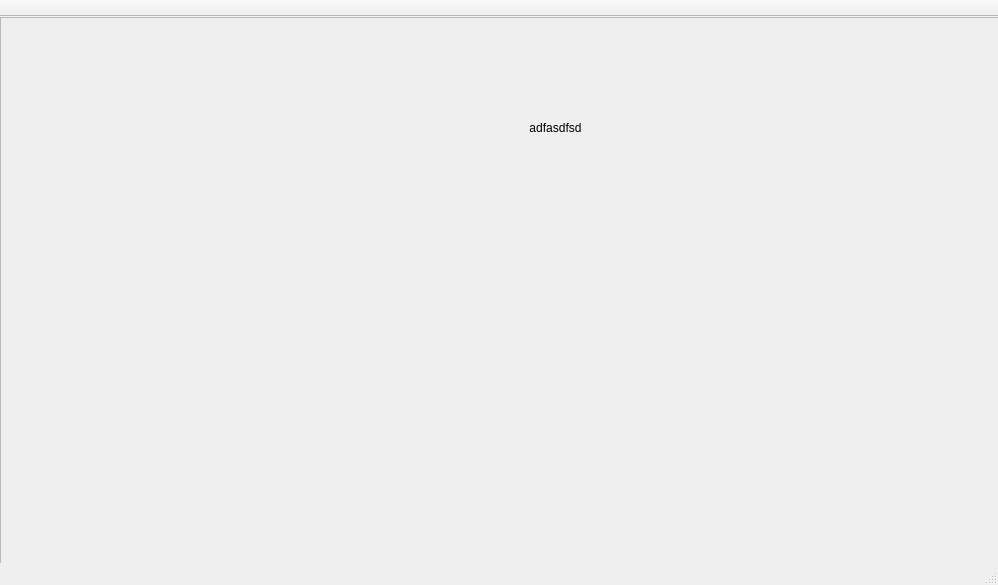
Above: BodegueroHero/mainwindow.ui from ErickHernandez/BodegueroHero before the change. Below: the same form after it.
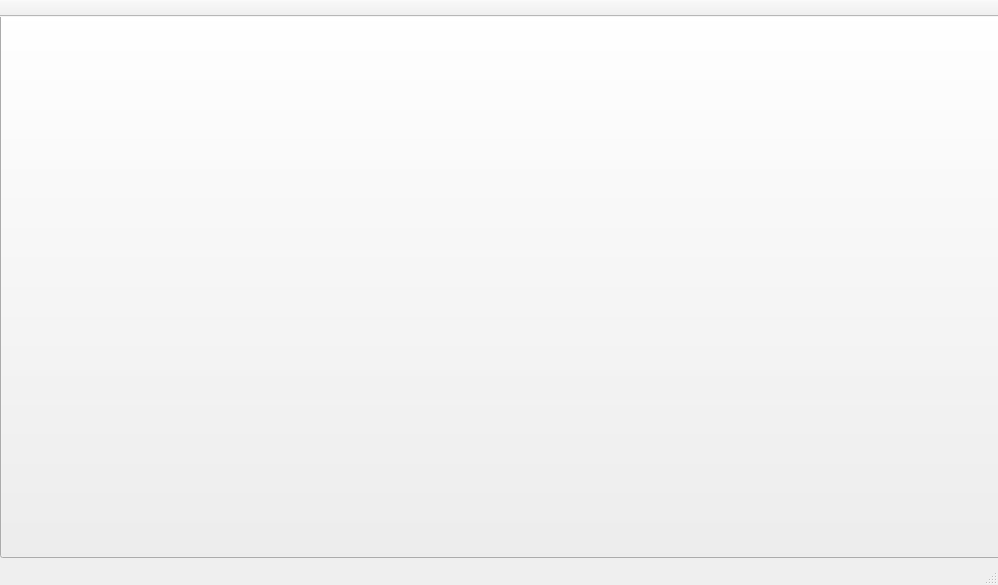
That is the form after the change. Icons and pictures are not drawn.

What changed in the file:
```diff
--- a/BodegueroHero/mainwindow.ui
+++ b/BodegueroHero/mainwindow.ui
@@ -33,50 +33,18 @@
      <number>0</number>
     </property>
     <widget class="QWidget" name="page">
-     <widget class="QFrame" name="frame">
+     <widget class="QPushButton" name="cmdStart">
       <property name="geometry">
        <rect>
         <x>0</x>
-        <y>0</y>
+        <y>-10</y>
         <width>1001</width>
         <height>551</height>
        </rect>
       </property>
-      <property name="styleSheet">
-       <string notr="true">
-	background-image: url(:/images/Start.png); </string>
+      <property name="text">
+       <string/>
       </property>
-      <property name="frameShape">
-       <enum>QFrame::StyledPanel</enum>
-      </property>
-      <property name="frameShadow">
-       <enum>QFrame::Raised</enum>
-      </property>
-      <widget class="QPushButton" name="pushButton">
-       <property name="geometry">
-        <rect>
-         <x>460</x>
-         <y>40</y>
-         <width>191</width>
-         <height>141</height>
-        </rect>
-       </property>
-       <property name="autoFillBackground">
-        <bool>false</bool>
-       </property>
-       <property name="styleSheet">
-        <string notr="true">background-color: rgba(0,125,0,0)</string>
-       </property>
-       <property name="text">
-        <string>adfasdfsd</string>
-       </property>
-       <property name="checkable">
-        <bool>false</bool>
-       </property>
-       <property name="flat">
-        <bool>true</bool>
-       </property>
-      </widget>
      </widget>
     </widget>
     <widget class="QWidget" name="page_2">
```
Left out of the diff: 6 changed lines with no effect on the pictures.
